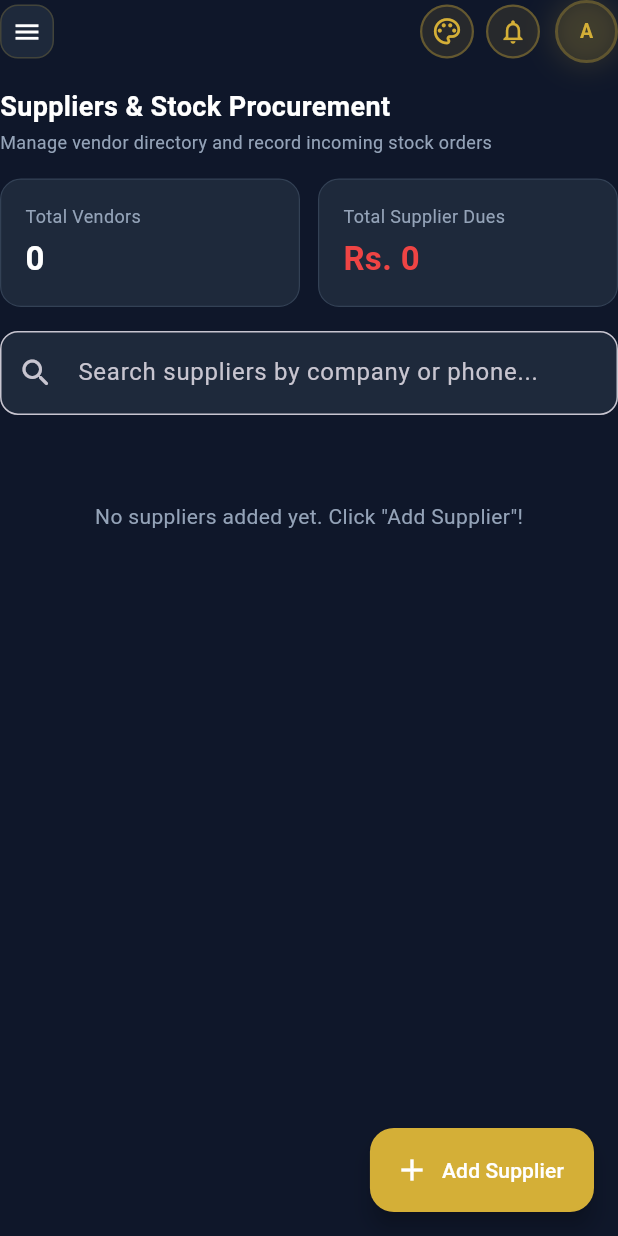
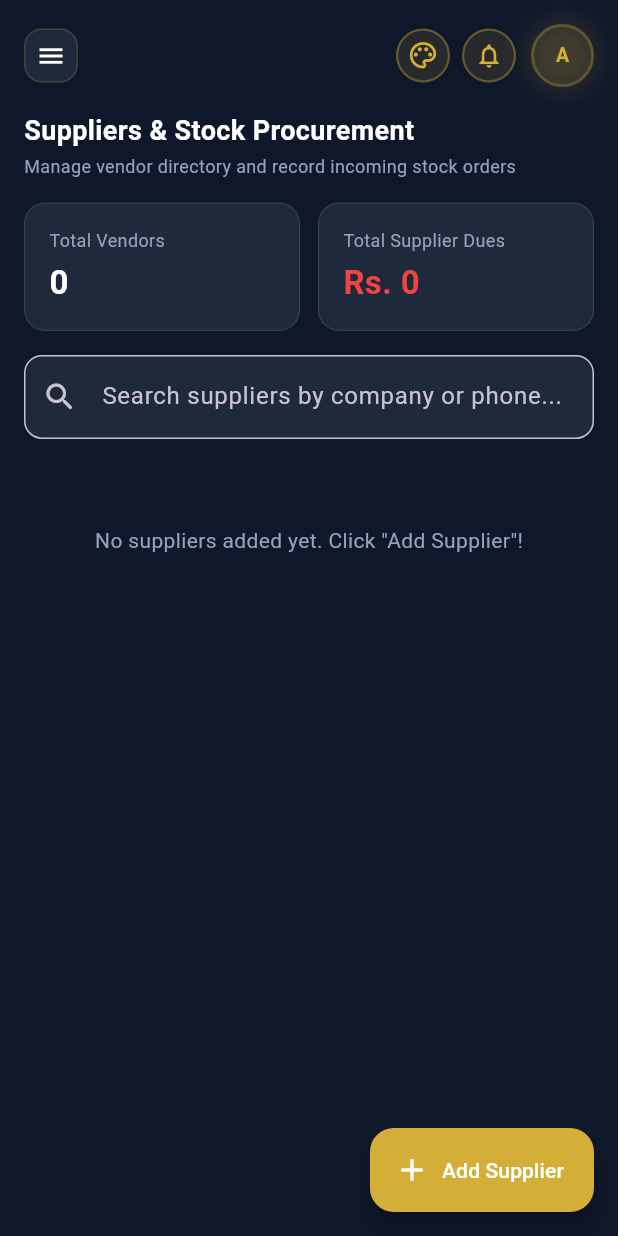
Before and after one commit to Haseeb-ML/Al-Haseeb-Foods-and-Bakers, a Flutter app: the SupplierListScreen screen opened directly, on a phone screen of 412 x 824 dp. Run offline on Flutter 3.47's test engine with Material 3 defaults, Android fonts, the phone set to English and light mode, and no system bars; our stand-ins replace cached_network_image, cloud_firestore, file_picker, firebase_auth, firebase_core, flutter_cache_manager and 4 more; accounts and stored records are empty.

Commit message:
Update supplier list padding to match other screens

```diff
--- a/lib/screens/admin/supplier_list_screen.dart
+++ b/lib/screens/admin/supplier_list_screen.dart
@@ -431,8 +431,8 @@ class _SupplierListScreenState extends State<SupplierListScreen> {
                           child: SafeArea(
                             child: Padding(
                               padding: const EdgeInsets.symmetric(
-                                horizontal: 28,
-                                vertical: 16,
+                                horizontal: 40,
+                                vertical: 24, // AppSpacing.lg equivalent
                               ),
                               child: content,
                             ),
@@ -459,7 +459,12 @@ class _SupplierListScreenState extends State<SupplierListScreen> {
                     icon: const Icon(Icons.add, color: Colors.white),
                     label: const Text('Add Supplier', style: TextStyle(color: Colors.white)),
                   ),
-                  body: SafeArea(child: content),
+                  body: SafeArea(
+                    child: Padding(
+                      padding: const EdgeInsets.all(16.0), // AppSpacing.sm equivalent is usually 16 or 12. Let's use 16
+                      child: content,
+                    ),
+                  ),
                 );
               },
             );
```
